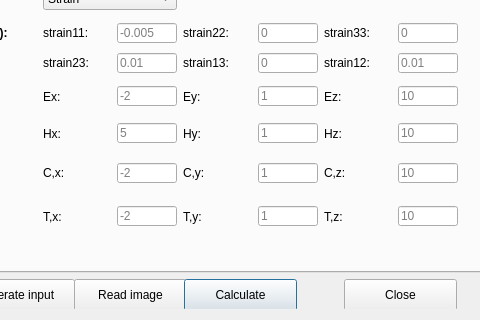
First picture: the form in effectivepropertyinput.ui, repository billcxx/MUPRO-xplotform-interface, before the edit; both pictures show x 147 to 627 and y 238 to 558 of the 774 by 558 pixel window.
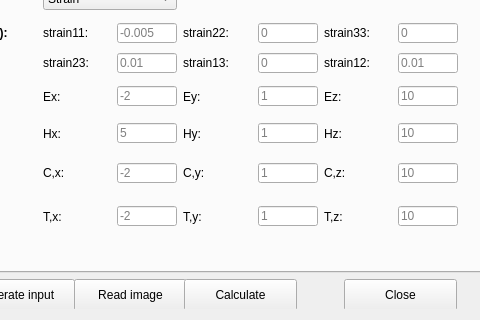
Second picture: the form after the edit.

The edit to the form file:
```diff
--- a/effectivepropertyinput.ui
+++ b/effectivepropertyinput.ui
@@ -1424,6 +1424,9 @@
       <property name="text">
        <string>Calculate</string>
       </property>
+      <property name="autoDefault">
+       <bool>false</bool>
+      </property>
      </widget>
     </widget>
    </item>
```
Left out of the diff: 2 changed lines with no effect on the pictures.
